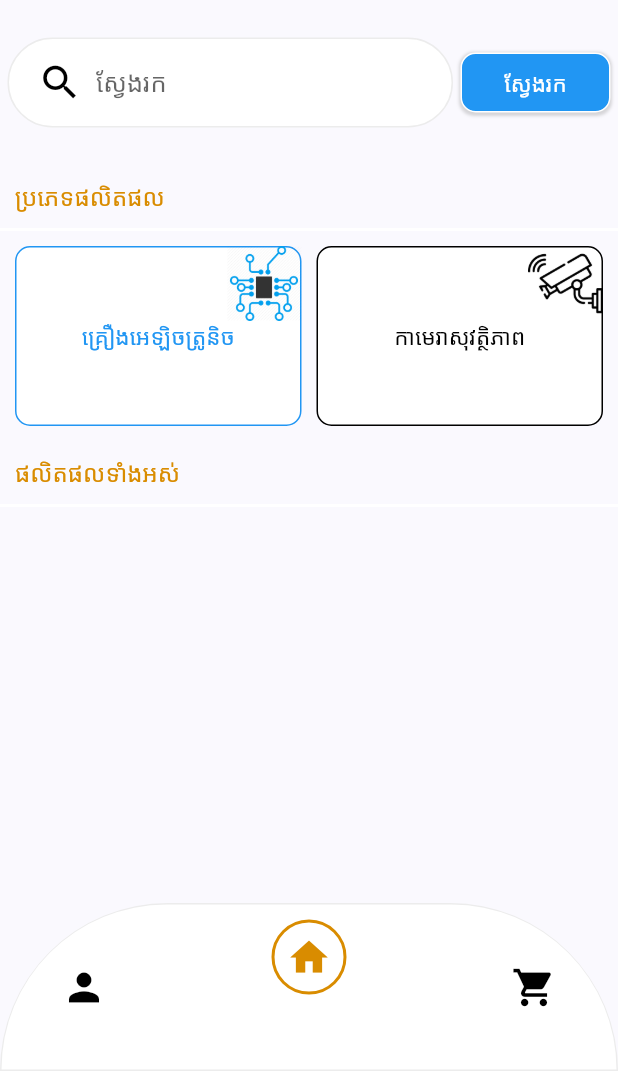
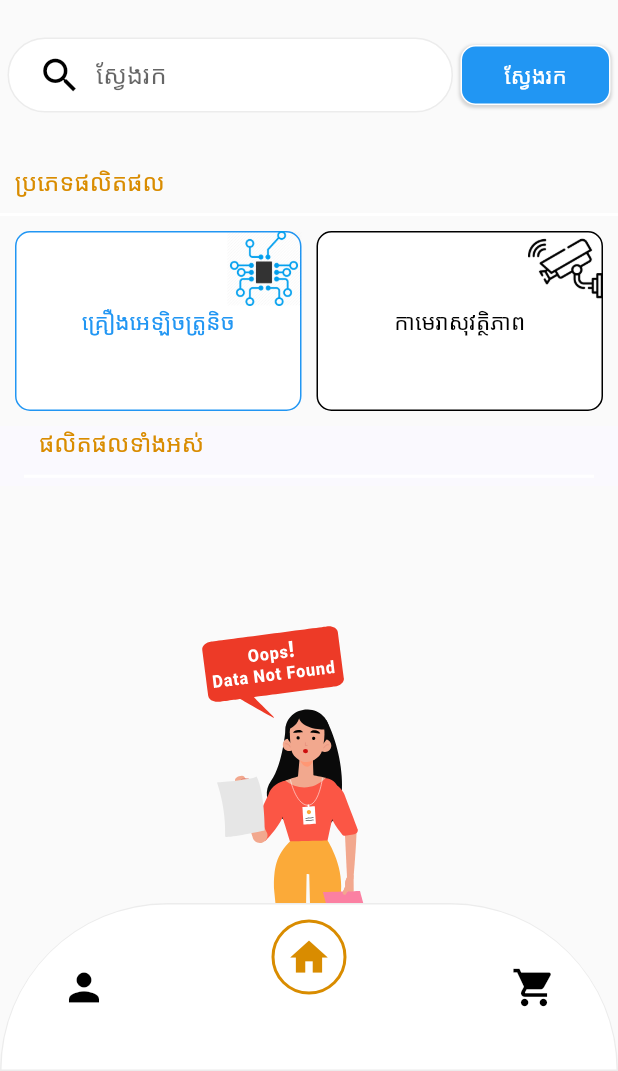
Before and after one commit to chhunlyyy/fast-tech-app, a Flutter app: the screen it shows after launch, after a tap on "ភាសាខ្មែរ", on a phone screen of 412 x 824 dp, the part 165-1236 px from its top. Run offline on Flutter 3.47's test engine with Material 2 defaults, Android fonts, the phone set to English and light mode, and no system bars; drawn by our look-alikes of auto_size_text; our stand-ins replace cached_network_image, dio, flutter_cache_manager, flutter_easyrefresh, flutter_staggered_animations, font_awesome_flutter and 3 more; network calls fail; project files that could hold a hidden picture were left out.

Commit message:
added list all product

```diff
--- a/assets/i18n/en.json
+++ b/assets/i18n/en.json
@@ -4,5 +4,6 @@
     "product_type": "Product Type",
     "electronic_device": "Electronic Devices",
     "camera_device": "Cameara Devices",
-    "all_products": "All Products"
+    "all_products": "All Products",
+    "no_data": "No data found"
 }
--- a/assets/i18n/km.json
+++ b/assets/i18n/km.json
@@ -4,5 +4,7 @@
     "product_type": "ប្រភេទផលិតផល",
     "electronic_device": "គ្រឿងអេឡិចត្រូនិច",
     "camera_device": "កាមេរាសុវត្ថិភាព",
-    "all_products": "ផលិតផលទាំងអស់"
+    "all_products": "ផលិតផលទាំងអស់",
+    "min_qty": "ចំនួនលក់តិចបំផុត",
+    "no_data": "រកមិនឃើញទិន្នន័យ"
 }
--- /dev/null
+++ b/lib/const/enum.dart
@@ -0,0 +1 @@
+enum LoadingStatusEnum { loading, done, error }
--- /dev/null
+++ b/lib/core/models/product_model.dart
@@ -0,0 +1,145 @@
+import 'dart:convert';
+
+ProductModel productModelFromJson(String str) => ProductModel.fromJson(json.decode(str));
+
+String productModelToJson(ProductModel data) => json.encode(data.toJson());
+
+class ProductModel {
+  ProductModel({
+    required this.id,
+    required this.idRef,
+    required this.name,
+    required this.price,
+    required this.discount,
+    required this.priceAfterDiscount,
+    required this.isWarranty,
+    required this.warrantyPeriod,
+    required this.minQty,
+    required this.colors,
+    required this.images,
+    required this.details,
+  });
+
+  int id;
+  String idRef;
+  String name;
+  int price;
+  int discount;
+  int priceAfterDiscount;
+  int isWarranty;
+  String warrantyPeriod;
+  int minQty;
+  List<ColorModel> colors;
+  List<ImageModel> images;
+  List<DetailModel> details;
+
+  factory ProductModel.fromJson(Map<String, dynamic> json) => ProductModel(
+        id: json["id"],
+        idRef: json["id_ref"],
+        name: json["name"],
+        price: json["price"],
+        discount: json["discount"],
+        priceAfterDiscount: json["price_after_discount"],
+        isWarranty: json["is_warranty"],
+        warrantyPeriod: json["warranty_period"],
+        minQty: json["min_qty"],
+        colors: List<ColorModel>.from(json["colors"].map((x) => ColorModel.fromJson(x))),
+        images: List<ImageModel>.from(json["images"].map((x) => ImageModel.fromJson(x))),
+        details: List<DetailModel>.from(json["details"].map((x) => DetailModel.fromJson(x))),
+      );
+
+  Map<String, dynamic> toJson() => {
+        "id": id,
+        "id_ref": idRef,
+        "name": name,
+        "price": price,
+        "discount": discount,
+        "price_after_discount": priceAfterDiscount,
+        "is_warranty": isWarranty,
+        "warranty_period": warrantyPeriod,
+        "min_qty": minQty,
+        "colors": List<dynamic>.from(colors.map((x) => x.toJson())),
+        "images": List<dynamic>.from(images.map((x) => x.toJson())),
+        "details": List<dynamic>.from(details.map((x) => x.toJson())),
+      };
+}
+
+class ColorModel {
+  ColorModel({
+    required this.id,
+    required this.productIdRef,
+    required this.color,
+    required this.colorCode,
+  });
+
+  int id;
+  String productIdRef;
+  String color;
+  String colorCode;
+
+  factory ColorModel.fromJson(Map<String, dynamic> json) => ColorModel(
+        id: json["id"],
+        productIdRef: json["product_id_ref"],
+        color: json["color"],
+        colorCode: json["color_code"],
+      );
+
+  Map<String, dynamic> toJson() => {
+        "id": id,
+        "product_id_ref": productIdRef,
+        "color": color,
+        "color_code": colorCode,
+      };
+}
+
+class DetailModel {
+  DetailModel({
+    required this.id,
+    required this.productIdRef,
+    required this.detail,
+    required this.descs,
+  });
+
+  int id;
+  String productIdRef;
+  String detail;
+  String descs;
+
+  factory DetailModel.fromJson(Map<String, dynamic> json) => DetailModel(
+        id: json["id"],
+        productIdRef: json["product_id_ref"],
+        detail: json["detail"],
+        descs: json["descs"],
+      );
+
+  Map<String, dynamic> toJson() => {
+        "id": id,
+        "product_id_ref": productIdRef,
+        "detail": detail,
+        "descs": descs,
+      };
+}
+
+class ImageModel {
+  ImageModel({
+    required this.id,
+    required this.productIdRef,
+    required this.image,
+  });
+
+  int id;
+  String productIdRef;
+  String image;
+
+  factory ImageModel.fromJson(Map<String, dynamic> json) => ImageModel(
+        id: json["id"],
+        productIdRef: json["product_id_ref"],
+        image: json["image"],
+      );
+
+  Map<String, dynamic> toJson() => {
+        "id": id,
+        "product_id_ref": productIdRef,
+        "image": image,
+      };
+}
--- a/lib/screens/home_screen/home_screen_components/home_screen_dashboard_components.dart
+++ b/lib/screens/home_screen/home_screen_components/home_screen_dashboard_components.dart
@@ -1,7 +1,15 @@
 import 'package:fast_tech_app/const/assets_const.dart';
+import 'package:fast_tech_app/const/enum.dart';
 import 'package:fast_tech_app/core/i18n/i18n_translate.dart';
+import 'package:fast_tech_app/core/models/product_model.dart';
+import 'package:fast_tech_app/screens/home_screen/home_screen_components/product_item.dart';
+import 'package:fast_tech_app/services/product_service/product_service.dart';
+import 'package:fast_tech_app/widget/animation.dart';
 import 'package:fast_tech_app/widget/custome_animated_button.dart';
+import 'package:fast_tech_app/widget/emtpy_data_widget.dart';
+import 'package:fast_tech_app/widget/grid_view.dart';
 import 'package:flutter/material.dart';
+import 'package:flutter_easyrefresh/easy_refresh.dart';
 
 import '../../../const/color_conts.dart';
 
@@ -14,22 +22,111 @@ class HomeScreenDashboardComponents extends StatefulWidget {
 
 class _HomeScreenDashboardComponentsState extends State<HomeScreenDashboardComponents> {
   late Size _size;
+  List<ProductModel> _productModelList = [];
+  LoadingStatusEnum _loadingStatusEnum = LoadingStatusEnum.loading;
+  int _pageIndex = 0;
+  final int _pageSize = 10;
+
+  void _getAllProducts(bool isRefresh) {
+    try {
+      _pageIndex = isRefresh ? 0 : _pageIndex + 1;
+      //
+      Future.delayed(Duration.zero, () async {
+        await productService.getAllProduct(pageSize: _pageSize, pageIndex: _pageIndex).then((value) {
+          setState(() {
+            if (isRefresh) {
+              _loadingStatusEnum = LoadingStatusEnum.loading;
+              _productModelList.clear();
+              _productModelList = value;
+            } else {
+              _productModelList.addAll(value);
+            }
+          });
+        }).whenComplete(() {
+          setState(() {
+            _loadingStatusEnum = LoadingStatusEnum.done;
+          });
+        });
+      });
+    } catch (e) {
+      _loadingStatusEnum = LoadingStatusEnum.error;
+    }
+  }
+
+  @override
+  void initState() {
+    super.initState();
+    _getAllProducts(true);
+  }
+
   @override
   Widget build(BuildContext context) {
     _size = MediaQuery.of(context).size;
     return Expanded(
-      child: SingleChildScrollView(
-        child: Column(
-          children: [
-            _searchWidget(),
-            _textLabel(false),
-            _productTypeWidget(),
-            _textLabel(true),
-            SizedBox(height: _size.height / 9 + 20),
+        child: Material(
+      child: EasyRefresh(
+        header: BezierHourGlassHeader(backgroundColor: ColorsConts.primaryColor, color: Colors.white),
+        onLoad: (() async {
+          _getAllProducts(false);
+        }),
+        onRefresh: () {
+          return Future.delayed(Duration.zero, (() {
+            _getAllProducts(true);
+          }));
+        },
+        child: CustomScrollView(
+          slivers: [
+            SliverToBoxAdapter(
+              key: UniqueKey(),
+              child: SizedBox(
+                child: Column(children: [
+                  _searchWidget(),
+                  _textLabel(false),
+                  _productTypeWidget(),
+                ]),
+              ),
+            ),
+
+            //
+            //tabbar
+            SliverAppBar(
+              automaticallyImplyLeading: false,
+              toolbarHeight: 40,
+              backgroundColor: const Color(0xffFAF9FE),
+              pinned: true,
+              title: Container(margin: const EdgeInsets.only(bottom: 15), alignment: Alignment.centerLeft, child: _textLabel(true)),
+            ),
+            SliverFillRemaining(
+              child: _listAllProductWidget(),
+            ),
           ],
         ),
       ),
-    );
+    ));
+  }
+
+  Widget _listAllProductWidget() {
+    Widget content = Container();
+    if (_productModelList.isNotEmpty) {
+      setState(() {
+        content = GridViewWidget.gridView(
+            context: context,
+            children: List<Widget>.generate(_productModelList.length, (index) {
+              return GridTile(
+                  child: AnimationWidget.animation(
+                      index,
+                      ProductItem(
+                        productModel: _productModelList[index],
+                      )));
+            }));
+      });
+    } else if (_loadingStatusEnum == LoadingStatusEnum.done || _loadingStatusEnum == LoadingStatusEnum.error) {
+      setState(() {
+        content = EmptyDataWidget.emptyDataWidget(context);
+      });
+    }
+
+    return content;
   }
 
   Widget _productTypeWidget() {
@@ -95,7 +192,7 @@ class _HomeScreenDashboardComponentsState extends State<HomeScreenDashboardCompo
       children: [
         Expanded(
           child: Container(
-            padding: const EdgeInsets.only(left: 10, right: 10, top: 5, bottom: 5),
+            padding: const EdgeInsets.only(left: 10, right: 10),
             margin: const EdgeInsets.symmetric(vertical: 25, horizontal: 5),
             decoration: BoxDecoration(
               color: Colors.white,
--- /dev/null
+++ b/lib/services/http/http_api.dart
@@ -0,0 +1,3 @@
+class HttpApi {
+  static const String API_PRODUCT = '/product';
+}
--- /dev/null
+++ b/lib/services/product_service/product_service.dart
@@ -0,0 +1,20 @@
+import 'package:dio/dio.dart';
+import 'package:fast_tech_app/core/models/product_model.dart';
+import 'package:fast_tech_app/services/http/http_api.dart';
+import 'package:fast_tech_app/services/http/http_api_service.dart';
+import 'package:fast_tech_app/services/http/http_config.dart';
+
+class ProductService {
+  Future<List<ProductModel>> getAllProduct({int pageSize = 10, int pageIndex = 0}) async {
+    try {
+      Map<String, dynamic> params = {'pageSize': pageSize, 'pageIndex': pageIndex};
+      return await httpApiService.get(HttpApi.API_PRODUCT, params, Options(headers: HttpConfig.headers)).then((value) {
+        return List<ProductModel>.from(value.data.map((x) => ProductModel.fromJson(x)));
+      });
+    } catch (e) {
+      return [];
+    }
+  }
+}
+
+ProductService productService = ProductService();
--- /dev/null
+++ b/lib/widget/emtpy_data_widget.dart
@@ -0,0 +1,16 @@
+import 'package:fast_tech_app/core/i18n/i18n_translate.dart';
+import 'package:flutter/material.dart';
+import 'package:lottie/lottie.dart';
+
+class EmptyDataWidget {
+  static Widget emptyDataWidget(BuildContext context) {
+    return Center(
+      child: Column(
+        children: [
+          Lottie.asset('assets/lottie/data-not-found.json'),
+          Text(I18NTranslations.of(context).text('no_data'), style: const TextStyle(color: Colors.red, fontSize: 24)),
+        ],
+      ),
+    );
+  }
+}
--- a/pubspec.yaml
+++ b/pubspec.yaml
@@ -25,6 +25,8 @@ dependencies:
   font_awesome_flutter: ^10.1.0
   auto_size_text: ^3.0.0
   dio: ^4.0.6
+  cached_network_image:
+  flutter_easyrefresh: ^2.2.1
 
 dev_dependencies:
   flutter_test:
```
Also changed, not shown: lib/helper/custom_cache_manager.dart (added, +9 -0 lines), lib/screens/home_screen/home_screen_components/product_item.dart (added, +123 -0 lines), lib/widget/animation.dart (added, +16 -0 lines), lib/widget/grid_view.dart (added, +20 -0 lines), lib/widget/placholder_image_wdiget.dart (added, +18 -0 lines), lib/widget/show_full_scren_image_widget.dart (added, +46 -0 lines), lib/widget/show_image_widget.dart (added, +28 -0 lines), pubspec.lock, 1 other file.
